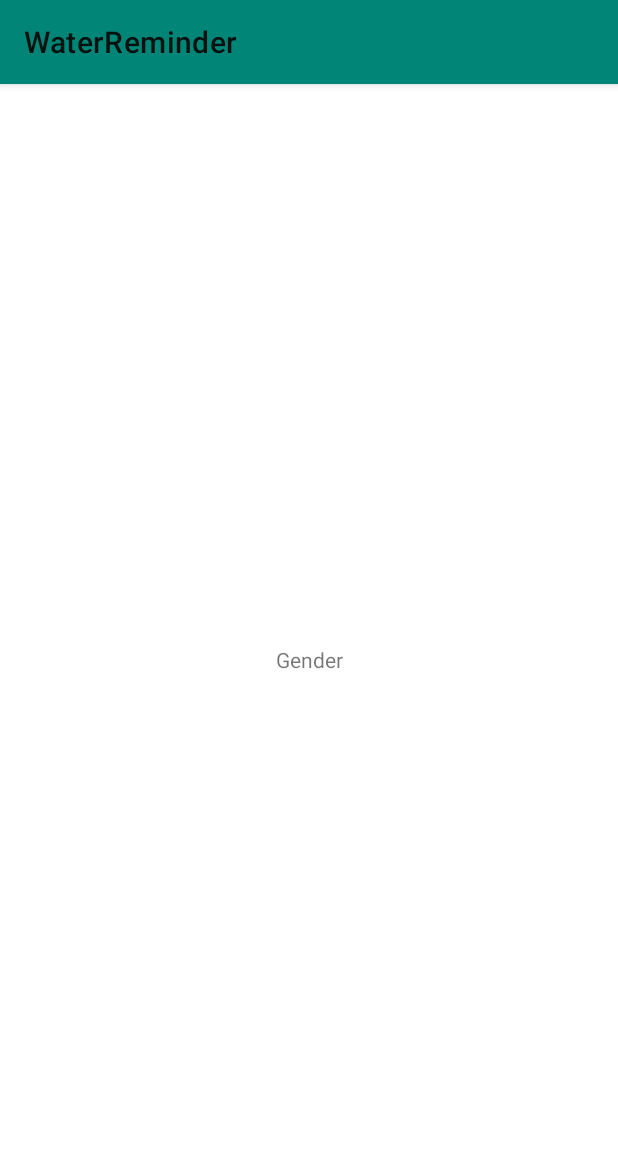
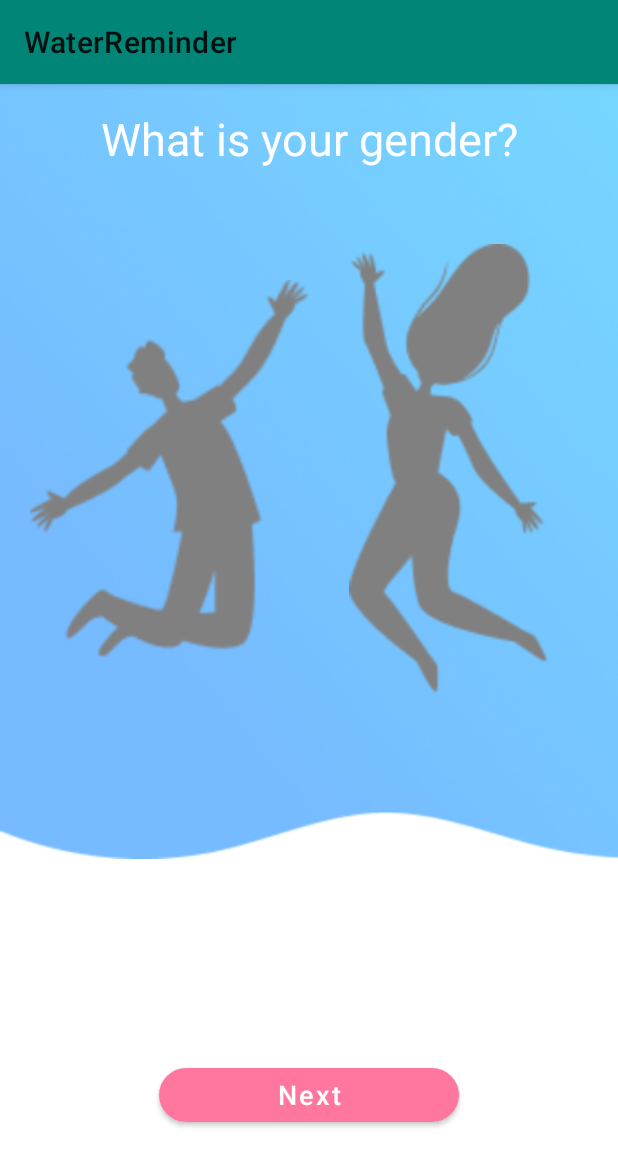
Before and after one commit to siargeev/WaterReminder, an Android app: the fragment GenderFragment shown on its own in the app's theme, on a phone screen of 412 x 824 dp. Shown: the top 1166 px of the screen. Run offline under Robolectric (Android 15) with nearby library versions, the phone set to English and light mode, and no system bars; our stand-ins replace Dagger/Hilt's generated code, data binding; libraries missing offline, so code that uses them is left out: net.grandcentrix.tray.

Commit message:
Add Gender Screen

```diff
--- a/app/src/main/java/mraqs/water/di/component/AppComponent.kt
+++ b/app/src/main/java/mraqs/water/di/component/AppComponent.kt
@@ -8,6 +8,7 @@ import mraqs.water.di.common.ViewModelBuilder
 import mraqs.water.di.module.ActivityViewModule
 import mraqs.water.di.module.AppModule
 import mraqs.water.di.module.BaseActivityModule
+import mraqs.water.di.module.GenderViewModule
 import mraqs.water.di.module.HomeActivityModule
 import mraqs.water.di.module.SettingsActivityModule
 import mraqs.water.di.module.WeightViewModule
@@ -24,6 +25,7 @@ import javax.inject.Singleton
         HomeActivityModule::class,
         SettingsActivityModule::class,
 
+        GenderViewModule::class,
         WeightViewModule::class,
         ActivityViewModule::class
     ]
--- a/app/src/main/java/mraqs/water/ui/intro/IntroActivity.kt
+++ b/app/src/main/java/mraqs/water/ui/intro/IntroActivity.kt
@@ -5,6 +5,7 @@ import android.view.View
 import com.github.paolorotolo.appintro.AppIntro
 import mraqs.water.R
 import mraqs.water.ui.intro.activity.ActivityFragment
+import mraqs.water.ui.intro.gender.GenderFragment
 import mraqs.water.ui.intro.weight.WeightFragment
 import org.jetbrains.anko.backgroundColor
 
@@ -34,7 +35,7 @@ class IntroActivity : AppIntro() {
     private fun addSlides() {
         //todo add slides
 //        addSlide(WarningFragment.newInstance())
-//        addSlide(GenderFragment.newInstance())
+        addSlide(GenderFragment.newInstance())
         addSlide(WeightFragment.newInstance())
         addSlide(ActivityFragment.newInstance())
     }
--- a/app/src/main/java/mraqs/water/ui/intro/gender/GenderFragment.kt
+++ b/app/src/main/java/mraqs/water/ui/intro/gender/GenderFragment.kt
@@ -5,20 +5,32 @@ import android.view.LayoutInflater
 import android.view.View
 import android.view.ViewGroup
 import androidx.databinding.DataBindingUtil
-import androidx.fragment.app.Fragment
+import androidx.lifecycle.Observer
+import androidx.lifecycle.ViewModelProvider
 import androidx.lifecycle.ViewModelProviders
+import dagger.android.support.DaggerFragment
+import kotlinx.android.synthetic.main.intro_gender_fragment.ivFemale
+import kotlinx.android.synthetic.main.intro_gender_fragment.ivMale
 import mraqs.water.R
 import mraqs.water.databinding.IntroGenderFragmentBinding
+import mraqs.water.ui.intro.IntroActivity
+import mraqs.water.ui.intro.IntroActivity.OnNextClickListener
+import mraqs.water.ui.intro.gender.GenderViewModel.ViewState
+import mraqs.water.ui.intro.gender.GenderViewModel.ViewState.FemaleActive
+import mraqs.water.ui.intro.gender.GenderViewModel.ViewState.MaleActive
+import mraqs.water.ui.intro.gender.GenderViewModel.ViewState.NextScreen
+import javax.inject.Inject
 
-class GenderFragment : Fragment() {
+class GenderFragment : DaggerFragment(), OnNextClickListener {
+    companion object {
 
-    companion object {
         fun newInstance() = GenderFragment()
     }
 
-    private lateinit var viewModel: GenderViewModel
+    @Inject
+    lateinit var factory: ViewModelProvider.Factory
+    private val viewModel: GenderViewModel by lazy { ViewModelProviders.of(this, factory).get(GenderViewModel::class.java) }
     private lateinit var binding: IntroGenderFragmentBinding
-
     override fun onCreateView(
         inflater: LayoutInflater, container: ViewGroup?,
         savedInstanceState: Bundle?
@@ -31,8 +43,34 @@ class GenderFragment : Fragment() {
 
     override fun onActivityCreated(savedInstanceState: Bundle?) {
         super.onActivityCreated(savedInstanceState)
-        viewModel = ViewModelProviders.of(this).get(GenderViewModel::class.java)
         setupBinding()
+        observeViewState()
+    }
+
+    private fun observeViewState() {
+        viewModel.viewState.observe(this, Observer { updateViewState(it) })
+    }
+
+    private fun updateViewState(state: ViewState) {
+        when (state) {
+            is NextScreen -> onClickNext(activity as IntroActivity)
+            is MaleActive -> makeMaleActive()
+            is FemaleActive -> makeFemaleActive()
+        }
+    }
+
+    private fun makeMaleActive() {
+        ivMale.setImageResource(R.drawable.male_active)
+        ivFemale.setImageResource(R.drawable.female_inactive)
+    }
+
+    private fun makeFemaleActive() {
+        ivMale.setImageResource(R.drawable.male_inactive)
+        ivFemale.setImageResource(R.drawable.female_active)
+    }
+
+    override fun onClickNext(activity: IntroActivity) {
+        activity.pager.goToNextSlide()
     }
 
     private fun setupBinding() {
--- a/app/src/main/java/mraqs/water/ui/intro/weight/WeightViewModel.kt
+++ b/app/src/main/java/mraqs/water/ui/intro/weight/WeightViewModel.kt
@@ -1,6 +1,5 @@
 package mraqs.water.ui.intro.weight
 
-import android.util.Log
 import androidx.databinding.ObservableField
 import androidx.lifecycle.MutableLiveData
 import androidx.lifecycle.ViewModel
@@ -36,7 +35,7 @@ class WeightViewModel @Inject constructor(private val prefManager: PreferenceMan
         prefManager.saveWeight(newWeight)
     }
 
-    fun showNextScreen() {
+    private fun showNextScreen() {
         viewState.postValue(ViewState.NextScreen)
     }
 
--- a/app/src/main/res/layout/activity_settings.xml
+++ b/app/src/main/res/layout/activity_settings.xml
@@ -22,7 +22,7 @@
 		<androidx.appcompat.widget.Toolbar
 			android:id="@+id/toolbar"
 			android:layout_width="match_parent"
-			android:layout_height="80dp"
+			android:layout_height="?attr/actionBarSize"
 			android:background="@drawable/rectangle"
 			android:elevation="1dp"
 			android:fitsSystemWindows="true"
--- a/app/src/main/res/layout/intro_gender_fragment.xml
+++ b/app/src/main/res/layout/intro_gender_fragment.xml
@@ -9,18 +9,88 @@
 	</data>
 <androidx.constraintlayout.widget.ConstraintLayout
 	xmlns:android="http://schemas.android.com/apk/res/android"
+	xmlns:app="http://schemas.android.com/apk/res-auto"
 	xmlns:tools="http://schemas.android.com/tools"
 	android:layout_width="match_parent"
 	android:layout_height="match_parent"
+	android:background="@color/white"
 	tools:context=".ui.intro.gender.GenderFragment"
 	>
 
-    <TextView
-	    android:layout_width="match_parent"
-	    android:layout_height="match_parent"
-	    android:gravity="center"
-	    android:text="Gender"
-	    />
+	<ImageView
+		android:layout_width="match_parent"
+		android:layout_height="wrap_content"
+		android:adjustViewBounds="true"
+		android:src="@drawable/background"
+		app:layout_constraintTop_toTopOf="parent"
+		/>
+
+	<TextView
+		android:id="@+id/labelGender"
+		android:layout_width="match_parent"
+		android:layout_height="wrap_content"
+		android:layout_marginTop="16dp"
+		android:gravity="center"
+		android:text="@string/what_is_your_gender"
+		android:textColor="@color/white"
+		android:textSize="30sp"
+		app:layout_constraintTop_toTopOf="parent"
+		/>
+
+	<ImageView
+		android:id="@+id/ivMale"
+		android:layout_width="0dp"
+		android:layout_height="300dp"
+		android:layout_marginStart="20dp"
+		android:layout_marginTop="50dp"
+		android:onClick="@{() -> viewModel.onMaleClick()}"
+		android:src="@drawable/male_inactive"
+		app:layout_constraintEnd_toEndOf="@id/guideline"
+		app:layout_constraintStart_toStartOf="parent"
+		app:layout_constraintTop_toBottomOf="@id/labelGender"
+		/>
+
+	<ImageView
+		android:id="@+id/ivFemale"
+		android:layout_width="0dp"
+		android:layout_height="300dp"
+		android:layout_marginEnd="20dp"
+		android:layout_marginTop="50dp"
+		android:onClick="@{() -> viewModel.onFemaleClick()}"
+		android:src="@drawable/female_inactive"
+		app:layout_constraintEnd_toEndOf="parent"
+		app:layout_constraintStart_toStartOf="@id/guideline"
+		app:layout_constraintTop_toBottomOf="@id/labelGender"
+		/>
+
+
+	<com.google.android.material.button.MaterialButton
+		android:id="@+id/btnNext"
+		android:layout_width="200dp"
+		android:layout_height="wrap_content"
+		android:layout_marginBottom="70dp"
+		android:onClick="@{() -> viewModel.onNextButtonClick()}"
+		android:text="@string/btn_next"
+		android:textAllCaps="false"
+		android:textSize="18sp"
+		app:backgroundTint="@color/red"
+		app:cornerRadius="100dp"
+		app:layout_constraintBottom_toBottomOf="parent"
+		app:layout_constraintEnd_toEndOf="parent"
+		app:layout_constraintStart_toStartOf="parent"
+		/>
+
+	<androidx.constraintlayout.widget.Guideline
+		android:id="@+id/guideline"
+		android:layout_width="wrap_content"
+		android:layout_height="wrap_content"
+		android:orientation="vertical"
+		app:layout_constraintGuide_begin="0dp"
+		app:layout_constraintGuide_percent="0.5"
+		/>
+
+
+
 
 </androidx.constraintlayout.widget.ConstraintLayout>
 </layout>
--- a/app/src/main/res/mipmap-anydpi-v26/ic_launcher.xml
+++ /dev/null
@@ -1,6 +0,0 @@
-<?xml version="1.0" encoding="utf-8"?>
-<adaptive-icon
-	xmlns:android="http://schemas.android.com/apk/res/android">
-    <background android:drawable="@drawable/ic_launcher_background" />
-    <foreground android:drawable="@drawable/ic_launcher_foreground" />
-</adaptive-icon>
--- a/app/src/main/res/mipmap-anydpi-v26/ic_launcher_round.xml
+++ /dev/null
@@ -1,6 +0,0 @@
-<?xml version="1.0" encoding="utf-8"?>
-<adaptive-icon
-	xmlns:android="http://schemas.android.com/apk/res/android">
-    <background android:drawable="@drawable/ic_launcher_background" />
-    <foreground android:drawable="@drawable/ic_launcher_foreground" />
-</adaptive-icon>
--- a/app/src/main/res/values/strings.xml
+++ b/app/src/main/res/values/strings.xml
@@ -6,5 +6,5 @@
 	<string name="btn_next">Next</string>
 	<string name="label_kilogram">kilogram</string>
     <string name="ml">ml</string>
-    <string name="of">of</string>
+    <string name="of">of</string><string name="what_is_your_gender">What is your gender?</string><string name="male">Male</string><string name="female">Female</string>
 </resources>
```
Also changed, not shown: app/src/main/java/mraqs/water/di/module/GenderViewModule.kt (added, +22 -0 lines), app/src/main/java/mraqs/water/ui/intro/activity/ActivityViewModel.kt (+6 -15 lines), app/src/main/java/mraqs/water/ui/intro/gender/GenderViewModel.kt (+40 -3 lines), app/src/main/res/drawable-v24/ic_launcher_foreground.xml (deleted, +0 -41 lines), app/src/main/res/layout/intro_activity_fragment.xml (+25 -24 lines), app/src/main/res/drawable/female_active.png (added), app/src/main/res/drawable/female_inactive.png (added), app/src/main/res/drawable/genders.png (added), app/src/main/res/drawable/male_active.png (added), app/src/main/res/drawable/male_inactive.png (added).
